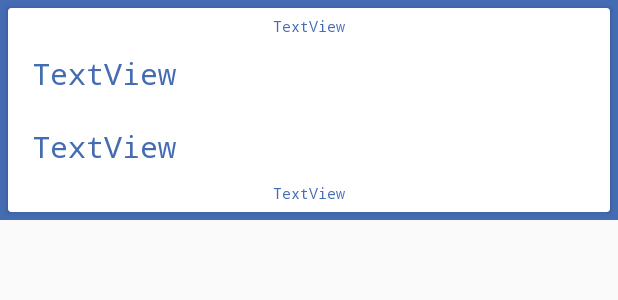
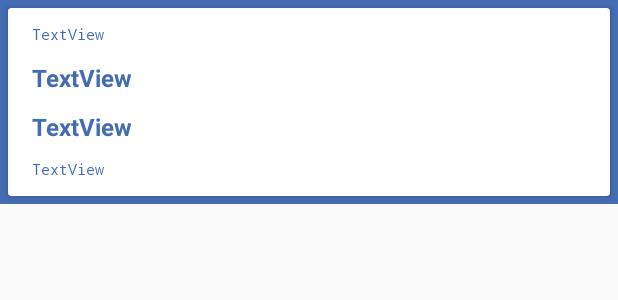
Before and after one commit to lazyelegance/bowled.and, an Android app: the layout match_list_item.xml on its own in the app's theme, with its tools: preview values and no code run, on a phone screen of 412 x 824 dp. Shown: the top 300 px of the screen. Run offline under Robolectric (Android 15) with nearby library versions, the phone set to English and light mode, and no system bars.

Commit message:
font updated

```diff
--- a/app/build.gradle
+++ b/app/build.gradle
@@ -17,6 +17,7 @@ android {
             proguardFiles getDefaultProguardFile('proguard-android.txt'), 'proguard-rules.pro'
         }
     }
+    sourceSets { main { assets.srcDirs = ['src/main/assets', 'src/main/assets/font'] } }
 }
 
 dependencies {
--- a/app/src/main/java/com/ezrabathini/bowled/utilities/Match.java
+++ b/app/src/main/java/com/ezrabathini/bowled/utilities/Match.java
@@ -65,7 +65,7 @@ public class Match {
 
             String matchName = matchObject.getString("name").toUpperCase();
             String matchType = matchObject.getString("cmsMatchType");
-            String matchSummary = matchObject.getString("matchSummaryText");
+            String matchSummary = matchObject.getString("matchSummaryText").toUpperCase();
 
             JSONObject homeTeamObject = matchObject.getJSONObject("homeTeam");
             JSONObject awayTeamObject = matchObject.getJSONObject("awayTeam");
--- a/app/src/main/res/layout/match_list_item.xml
+++ b/app/src/main/res/layout/match_list_item.xml
@@ -30,15 +30,21 @@
                 android:fontFamily="monospace"
                 android:textSize="10sp"
                 android:textColor="@color/mainColor"
-                android:textAlignment="center"/>
+                android:textAlignment="viewStart"
+                android:layout_margin="5dp"
+                android:paddingStart="5dp"
+                android:paddingLeft="5dp" />
 
             <LinearLayout
                 android:orientation="horizontal"
                 android:layout_width="match_parent"
                 android:layout_height="match_parent"
                 android:layout_weight="1"
-                android:padding="5dp"
-                android:layout_margin="5dp">
+                android:layout_margin="5dp"
+                android:paddingEnd="5dp"
+                android:paddingStart="5dp"
+                android:paddingLeft="5dp"
+                android:paddingRight="5dp">
 
                 <TextView
                     android:text="TextView"
@@ -46,18 +52,19 @@
                     android:layout_height="wrap_content"
                     android:id="@+id/tv_hometeam_name"
                     android:layout_weight="1"
-                    android:fontFamily="monospace"
-                    android:textSize="20sp"
+                    android:fontFamily="sans-serif"
+                    android:textSize="16sp"
                     android:textColor="@color/mainColor"
-                    android:textAlignment="textStart" />
+                    android:textAlignment="textStart"
+                    android:textStyle="normal|bold" />
 
                 <TextView
                     android:layout_width="wrap_content"
                     android:layout_height="wrap_content"
                     android:id="@+id/tv_hometeam_score"
                     android:layout_weight="1"
-                    android:fontFamily="monospace"
-                    android:textSize="20sp"
+                    android:fontFamily="sans-serif"
+                    android:textSize="15sp"
                     android:textColor="@color/mainColor"
                     android:textAlignment="textEnd" />
 
@@ -68,8 +75,11 @@
                 android:layout_width="match_parent"
                 android:layout_height="match_parent"
                 android:layout_weight="1"
-                android:padding="5dp"
-                android:layout_margin="5dp">
+                android:layout_margin="5dp"
+                android:paddingEnd="5dp"
+                android:paddingStart="5dp"
+                android:paddingLeft="5dp"
+                android:paddingRight="5dp">
 
                 <TextView
                     android:text="TextView"
@@ -77,18 +87,19 @@
                     android:layout_height="wrap_content"
                     android:id="@+id/tv_awayteam_name"
                     android:layout_weight="1"
-                    android:fontFamily="monospace"
-                    android:textSize="20sp"
+                    android:fontFamily="sans-serif"
+                    android:textSize="16sp"
                     android:textColor="@color/mainColor"
-                    android:textAlignment="textStart" />
+                    android:textAlignment="textStart"
+                    android:textStyle="normal|bold" />
 
                 <TextView
                     android:layout_width="wrap_content"
                     android:layout_height="wrap_content"
                     android:id="@+id/tv_awayteam_score"
                     android:layout_weight="1.03"
-                    android:fontFamily="monospace"
-                    android:textSize="20sp"
+                    android:fontFamily="sans-serif"
+                    android:textSize="15sp"
                     android:textColor="@color/mainColor"
                     android:textAlignment="textEnd" />
             </LinearLayout>
@@ -102,7 +113,10 @@
                 android:fontFamily="monospace"
                 android:textSize="10sp"
                 android:textColor="@color/mainColor"
-                android:textAlignment="center"/>
+                android:textAlignment="viewStart"
+                android:layout_margin="5dp"
+                android:paddingStart="5dp"
+                android:paddingLeft="5dp" />
 
         </LinearLayout>
     </android.support.v7.widget.CardView>
```
Also changed, not shown: app/src/main/assets/font/Roboto-Regular.ttf (added).
